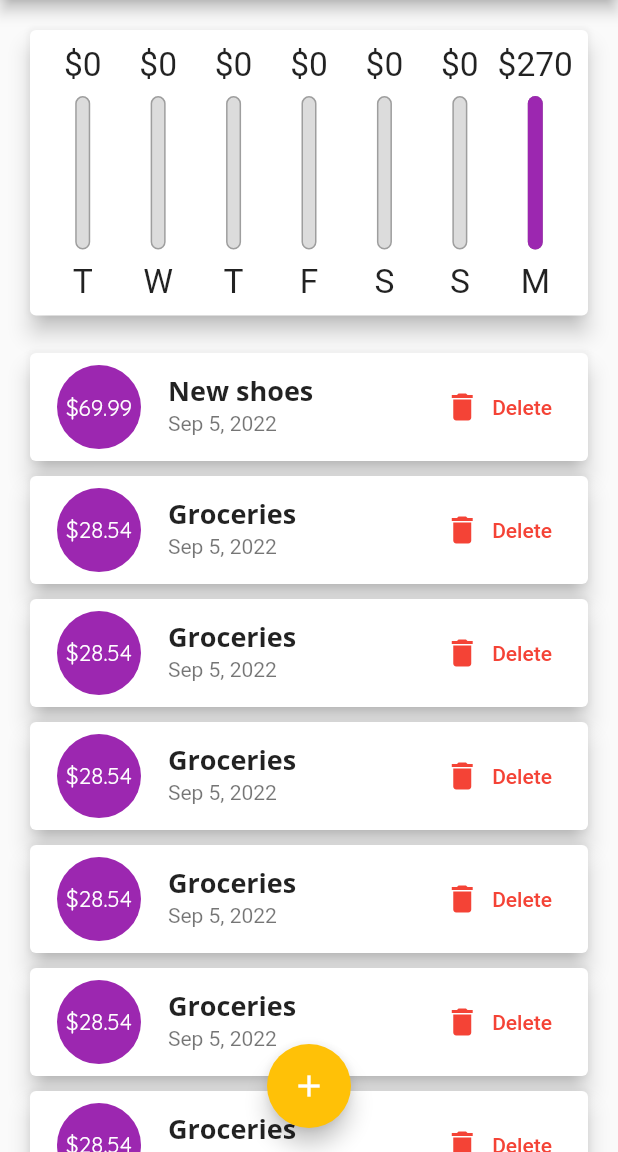
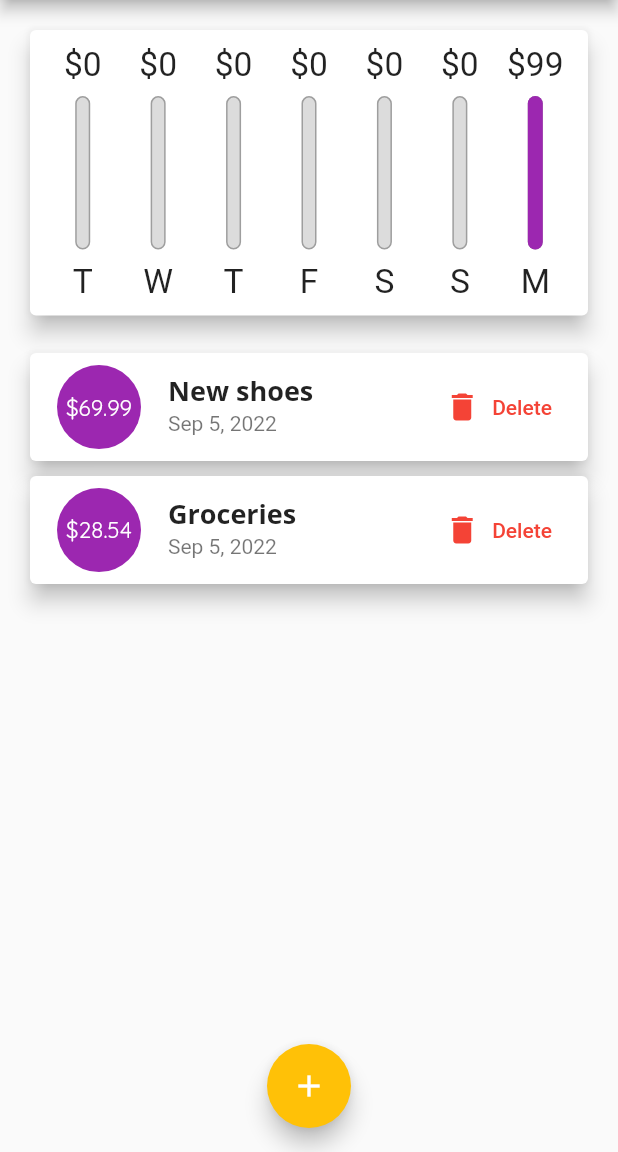
Before and after one commit to mertguler94/expenses_app_flutter, a Flutter app: the screen it shows after launch, on a phone screen of 412 x 824 dp, the part 84-1236 px from its top. Run offline on Flutter 3.47's test engine with Material 2 defaults, Android fonts, the phone set to English and light mode, and no system bars.

```diff
--- a/lib/main.dart
+++ b/lib/main.dart
@@ -65,42 +65,6 @@ class _MyHomePageState extends State<MyHomePage> {
       id: 't1',
       title: 'New shoes',
       amount: 69.99,
-      date: DateTime.now(),
-    ),
-    Transaction(
-      id: 't2',
-      title: 'Groceries',
-      amount: 28.54,
-      date: DateTime.now(),
-    ),
-    Transaction(
-      id: 't2',
-      title: 'Groceries',
-      amount: 28.54,
-      date: DateTime.now(),
-    ),
-    Transaction(
-      id: 't2',
-      title: 'Groceries',
-      amount: 28.54,
-      date: DateTime.now(),
-    ),
-    Transaction(
-      id: 't2',
-      title: 'Groceries',
-      amount: 28.54,
-      date: DateTime.now(),
-    ),
-    Transaction(
-      id: 't2',
-      title: 'Groceries',
-      amount: 28.54,
-      date: DateTime.now(),
-    ),
-    Transaction(
-      id: 't2',
-      title: 'Groceries',
-      amount: 28.54,
       date: DateTime.now(),
     ),
     Transaction(
@@ -184,7 +148,9 @@ class _MyHomePageState extends State<MyHomePage> {
 
     final pageBody = SafeArea(
         child: SingleChildScrollView(
-            child: Column(children: <Widget>[
+            child: Column(
+                crossAxisAlignment: CrossAxisAlignment.stretch,
+                children: <Widget>[
           if (isLandscape)
             Row(
               mainAxisAlignment: MainAxisAlignment.center,
@@ -211,8 +177,9 @@ class _MyHomePageState extends State<MyHomePage> {
                     0.3,
                 child: Chart(_recentTransactions)),
           if (!isLandscape) txListWidget,
+          if (isLandscape)
             _showChart
-          ? SizedBox(
+                ? Container(
                     height: (mediaQuery.size.height -
                             appBar.preferredSize.height -
                             mediaQuery.padding.top) *
```
Lines whose indentation alone changed are shown as unchanged.
